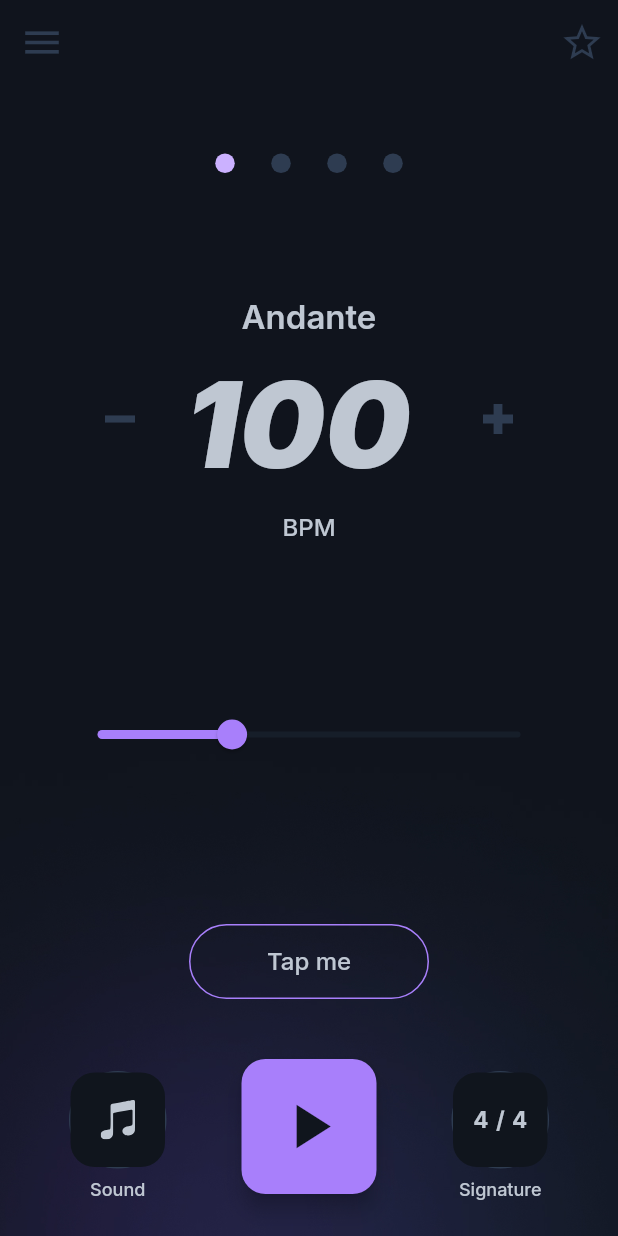
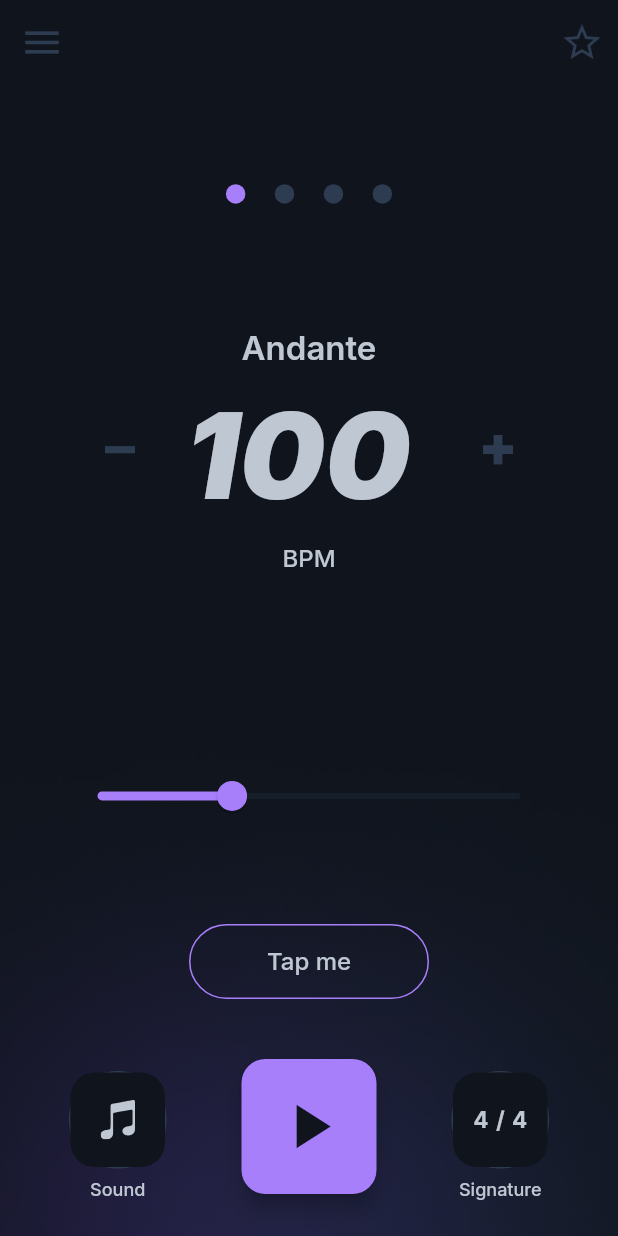
Before and after one commit to janhoffmann3/metronome_app, a Flutter app: the screen it shows once a user with an empty profile is signed in, on a phone screen of 412 x 824 dp. Run offline on Flutter 3.47's test engine with Material 3 defaults, Android fonts, the phone set to English and light mode, and no system bars; our stand-ins replace firebase_auth, firebase_core, flutter_riverpod, flutter_svg, font_awesome_flutter, freezed_annotation and 3 more; missing offline and left inert: soundpool; accounts and stored records are empty; generated files the repository leaves out were written again.

Commit message:
Changed: updated metronome system, timer now uses stream, ticker working, tap tempo working

```diff
--- a/lib/entities/metronome.dart
+++ b/lib/entities/metronome.dart
@@ -10,5 +10,6 @@ class Metronome with _$Metronome {
     required Signature signature,
     required bool isActive,
     required String sound,
+    required int beatCounter,
   }) = _Metronome;
 }
--- a/lib/pages/main_page.dart
+++ b/lib/pages/main_page.dart
@@ -4,6 +4,7 @@ import 'package:go_router/go_router.dart';
 import 'package:metronome_app/resources/values/app_colors.dart';
 import 'package:metronome_app/resources/values/app_fonts.dart';
 import 'package:metronome_app/resources/values/app_sizes.dart';
+import 'package:metronome_app/state/metronome_controller.dart';
 
 import '../state/auth_provider.dart';
 import '../widgets/drawer/drawer_menu_selection_button.dart';
@@ -35,6 +36,8 @@ class MainPage extends ConsumerWidget {
     final name = ref.watch(authProvider.select(
       (value) => value.valueOrNull?.email,
     ));
+
+    final metronome = ref.watch(metronomeControllerProvider);
 
     return Scaffold(
       backgroundColor: Colors.transparent,
@@ -156,29 +159,31 @@ class MainPage extends ConsumerWidget {
                 fit: BoxFit.cover)),
 
         // Child collum containing TickerWidget, DisplayWidget, TempoSlider, TapMeButton and BottomMenuWidget.
-        child: const Column(
+        child: Column(
             mainAxisAlignment: MainAxisAlignment.spaceBetween,
             children: [
-              Spacer(flex: 2),
+              const Spacer(flex: 2),
 
               // A widget that displays the current beat.
-              MainPageTickerWidget(),
-              SizedBox(height: 80),
+              MainPageTickerWidget(
+                  metronome.beatCounter % metronome.signature.firstNumeral,
+                  metronome.signature.firstNumeral),
 
+              const SizedBox(height: 80),
               // A widget that shows the selected tempo and contains plus/minus controls.
-              MainPageDisplayWidget(),
-              Spacer(flex: 2),
+              const MainPageDisplayWidget(),
+              const Spacer(flex: 2),
 
               // A widget for setting the tempo.
-              MainPageTempoSlider(),
-              Spacer(flex: 2),
+              const MainPageTempoSlider(),
+              const Spacer(flex: 1),
 
               // A button for manually tapping the tempo.
-              MainPageTapMeButton(),
+              const MainPageTapMeButton(),
 
               // A widget with sound selection, signature selection and play/stop button.
-              MainPageBottomMenuWidget(),
-              SizedBox(
+              const MainPageBottomMenuWidget(),
+              const SizedBox(
                 height: 20,
               )
             ]),
--- a/lib/resources/values/app_fonts.dart
+++ b/lib/resources/values/app_fonts.dart
@@ -52,7 +52,7 @@ class AppFonts {
 
   static TextStyle labelLarge = GoogleFonts.inter(
     fontSize: 16,
-    fontWeight: FontWeight.w500,
+    fontWeight: FontWeight.w600,
     letterSpacing: 0,
     color: AppColors.secondary200,
   );
--- a/lib/routes/app_router.dart
+++ b/lib/routes/app_router.dart
@@ -5,8 +5,10 @@ import 'package:metronome_app/pages/about/about_page.dart';
 import 'package:metronome_app/pages/auth/auth_page.dart';
 import 'package:metronome_app/pages/auth/log_in_page.dart';
 import 'package:metronome_app/pages/auth/sign_up_page.dart';
+import 'package:metronome_app/pages/favorites/favorites_page.dart';
 import 'package:metronome_app/pages/main_page.dart';
 import 'package:metronome_app/pages/settings/settings_page.dart';
+import 'package:metronome_app/pages/settings/settings_username_page.dart';
 
 import '../state/auth_provider.dart';
 
@@ -60,6 +62,20 @@ final appRouterProvider = Provider<GoRouter>((ref) {
           return const SettingsPage();
         },
       ),
+      GoRoute(
+        path: FavoritesPage.routeLocation,
+        name: FavoritesPage.routeName,
+        builder: (context, state) {
+          return const FavoritesPage();
+        },
+      ),
+      GoRoute(
+        path: SettingsUsernamePage.routeLocation,
+        name: SettingsUsernamePage.routeName,
+        builder: (context, state) {
+          return const SettingsUsernamePage();
+        },
+      ),
     ],
     redirect: (context, state) {
       if (authState.isLoading || authState.hasError) return null;
--- a/lib/widgets/main_page/main_page_tap_me_button.dart
+++ b/lib/widgets/main_page/main_page_tap_me_button.dart
@@ -1,6 +1,6 @@
-import 'package:firebase_auth/firebase_auth.dart';
 import 'package:flutter/material.dart';
 import 'package:flutter_riverpod/flutter_riverpod.dart';
+import 'package:metronome_app/state/metronome_controller.dart';
 
 import '../../resources/values/app_colors.dart';
 import '../../resources/values/app_fonts.dart';
@@ -26,7 +26,7 @@ class MainPageTapMeButton extends ConsumerWidget {
               border: Border.all(color: AppColors.primary400)),
           child: ElevatedButton(
             onPressed: () {
-              FirebaseAuth.instance.signOut();
+              ref.watch(metronomeControllerProvider.notifier).onTapTempo();
             },
             style: ElevatedButton.styleFrom(
               elevation: 0,
--- a/lib/widgets/main_page/main_page_ticker_widget.dart
+++ b/lib/widgets/main_page/main_page_ticker_widget.dart
@@ -1,5 +1,4 @@
 import 'package:flutter/material.dart';
-import 'package:flutter_riverpod/flutter_riverpod.dart';
 import '../../resources/values/app_colors.dart';
 
 /// ### The ticker widget
@@ -8,49 +7,47 @@ import '../../resources/values/app_colors.dart';
 /// When the beat changes, the specific container's background color changes with it.
 ///
 
-class MainPageTickerWidget extends ConsumerWidget {
-  const MainPageTickerWidget({
+class MainPageTickerWidget extends StatelessWidget {
+  final int currentBeat;
+  final int totalBeats;
+
+  const MainPageTickerWidget(
+    this.currentBeat,
+    this.totalBeats, {
     super.key,
   });
 
   @override
-  Widget build(BuildContext context, WidgetRef ref) {
+  Widget build(BuildContext context) {
     return Center(
       child: SizedBox(
-        width: 125,
+        width: totalBeats < 8 ? 150 : 200,
         height: 13,
-        child:
-            Row(mainAxisAlignment: MainAxisAlignment.spaceBetween, children: [
-          // First container.
-          Container(
-              width: 13,
-              height: 13,
-              decoration: const BoxDecoration(
-                  borderRadius: BorderRadius.all(Radius.circular(10)),
-                  color: AppColors.primary300)),
-          // Second container.
-          Container(
-              width: 13,
-              height: 13,
-              decoration: const BoxDecoration(
-                  borderRadius: BorderRadius.all(Radius.circular(10)),
-                  color: AppColors.secondary500)),
-          // Third container.
-          Container(
-              width: 13,
-              height: 13,
-              decoration: const BoxDecoration(
-                  borderRadius: BorderRadius.all(Radius.circular(10)),
-                  color: AppColors.secondary500)),
-          // Fourth container
-          Container(
-              width: 13,
-              height: 13,
-              decoration: const BoxDecoration(
-                  borderRadius: BorderRadius.all(Radius.circular(10)),
-                  color: AppColors.secondary500))
-        ]),
+        child: Row(
+            mainAxisAlignment: MainAxisAlignment.spaceEvenly,
+            children: List.generate(totalBeats, (index) => accentDot(index))),
       ),
     );
   }
+
+  Widget accentDot(int index) {
+    Color dotColor;
+
+    if (index == currentBeat) {
+      if (currentBeat % totalBeats == 0) {
+        dotColor = AppColors.primary400;
+      } else {
+        dotColor = AppColors.secondary200; // Current beat is white
+      }
+    } else {
+      dotColor = AppColors.secondary500; // Other dots are grey
+    }
+
+    return Container(
+        width: 13,
+        height: 13,
+        decoration: BoxDecoration(
+            borderRadius: BorderRadius.all(Radius.circular(10)),
+            color: dotColor));
+  }
 }
--- a/pubspec.yaml
+++ b/pubspec.yaml
@@ -25,6 +25,7 @@ dependencies:
   http: ^1.1.0
   json_annotation: ^4.8.1
   riverpod_annotation: ^2.3.2
+  soundpool: ^2.4.1
 
 dev_dependencies:
   flutter_test:
```
Also changed, not shown: lib/pages/favorites/favorites_page.dart (added, +87 -0 lines), lib/pages/settings/settings_page.dart (+4 -3 lines), lib/pages/settings/settings_username_page.dart (added, +131 -0 lines), lib/state/metronome_controller.dart (+88 -58 lines), lib/widgets/favorites_page/favorites_tile_widget.dart (added, +77 -0 lines), lib/entities/metronome.freezed.dart, lib/state/metronome_controller.g.dart, pubspec.lock, 1 other file.
